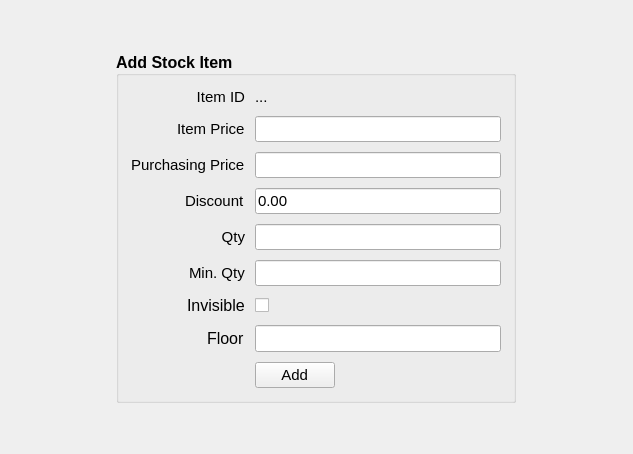
Qt form estorecpp/addstockitem.ui (Watti/estorecpp) before a commit.
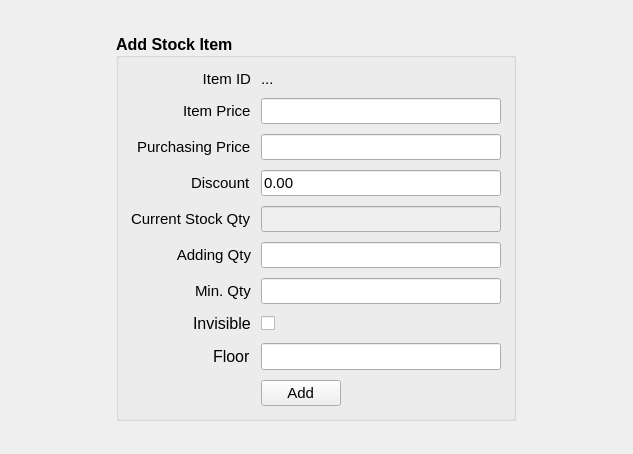
The same form after that commit.

Commit message: new text field added for stock update

Diff of the .ui file:
```diff
--- a/estorecpp/addstockitem.ui
+++ b/estorecpp/addstockitem.ui
@@ -178,7 +178,7 @@
         </property>
        </widget>
       </item>
-      <item row="4" column="0">
+      <item row="5" column="0">
        <widget class="QLabel" name="label_4">
         <property name="sizePolicy">
          <sizepolicy hsizetype="Maximum" vsizetype="Expanding">
@@ -203,7 +203,7 @@
          <enum>Qt::RightToLeft</enum>
         </property>
         <property name="text">
-         <string>Qty</string>
+         <string>Adding Qty</string>
         </property>
         <property name="alignment">
          <set>Qt::AlignRight|Qt::AlignTrailing|Qt::AlignVCenter</set>
@@ -213,7 +213,7 @@
         </property>
        </widget>
       </item>
-      <item row="4" column="1">
+      <item row="5" column="1">
        <widget class="QLineEdit" name="qty">
         <property name="font">
          <font>
@@ -224,7 +224,7 @@
         </property>
        </widget>
       </item>
-      <item row="5" column="0">
+      <item row="6" column="0">
        <widget class="QLabel" name="label_5">
         <property name="font">
          <font>
@@ -238,7 +238,7 @@
         </property>
        </widget>
       </item>
-      <item row="5" column="1">
+      <item row="6" column="1">
        <widget class="QLineEdit" name="minQty">
         <property name="font">
          <font>
@@ -249,7 +249,7 @@
         </property>
        </widget>
       </item>
-      <item row="6" column="0">
+      <item row="7" column="0">
        <widget class="QLabel" name="inVisibleLbl">
         <property name="font">
          <font>
@@ -262,7 +262,7 @@
         </property>
        </widget>
       </item>
-      <item row="6" column="1">
+      <item row="7" column="1">
        <widget class="QCheckBox" name="invisibleCB">
         <property name="sizePolicy">
          <sizepolicy hsizetype="Minimum" vsizetype="Minimum">
@@ -275,7 +275,7 @@
         </property>
        </widget>
       </item>
-      <item row="8" column="0">
+      <item row="9" column="0">
        <spacer name="horizontalSpacer_3">
         <property name="orientation">
          <enum>Qt::Horizontal</enum>
@@ -288,7 +288,7 @@
         </property>
        </spacer>
       </item>
-      <item row="8" column="1">
+      <item row="9" column="1">
        <layout class="QHBoxLayout" name="horizontalLayout_2">
         <item>
          <widget class="QPushButton" name="addItemButton">
@@ -319,7 +319,7 @@
         </item>
        </layout>
       </item>
-      <item row="7" column="0">
+      <item row="8" column="0">
        <widget class="QLabel" name="floorLbl">
         <property name="font">
          <font>
@@ -332,9 +332,40 @@
         </property>
        </widget>
       </item>
-      <item row="7" column="1">
+      <item row="8" column="1">
        <widget class="QLineEdit" name="floorTxt"/>
       </item>
+      <item row="4" column="0">
+       <widget class="QLabel" name="label_7">
+        <property name="font">
+         <font>
+          <pointsize>11</pointsize>
+          <weight>50</weight>
+          <bold>false</bold>
+         </font>
+        </property>
+        <property name="text">
+         <string>Current Stock Qty</string>
+        </property>
+       </widget>
+      </item>
+      <item row="4" column="1">
+       <widget class="QLineEdit" name="currentQty">
+        <property name="enabled">
+         <bool>false</bool>
+        </property>
+        <property name="font">
+         <font>
+          <pointsize>11</pointsize>
+          <weight>50</weight>
+          <bold>false</bold>
+         </font>
+        </property>
+        <property name="readOnly">
+         <bool>false</bool>
+        </property>
+       </widget>
+      </item>
      </layout>
     </widget>
    </item>
```
